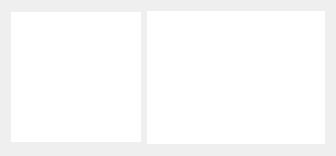
This is dishbox.ui in PKUCodeProjPractice/PKUDish as Qt 5 draws it before an edit. The edited form follows.
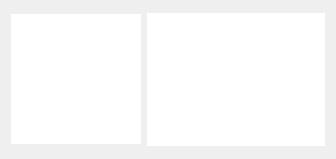
This is the edited form.

Commit message: dishbox color

What changed in the file:
```diff
--- a/dishbox.ui
+++ b/dishbox.ui
@@ -7,7 +7,7 @@
     <x>0</x>
     <y>0</y>
     <width>336</width>
-    <height>156</height>
+    <height>159</height>
    </rect>
   </property>
   <property name="sizePolicy">
@@ -41,14 +41,21 @@
        </property>
        <property name="font">
         <font>
+         <family>Microsoft YaHei UI</family>
          <pointsize>17</pointsize>
          <bold>true</bold>
          <underline>false</underline>
         </font>
        </property>
+       <property name="styleSheet">
+        <string notr="true">line-height:12px;</string>
+       </property>
        <property name="frameShape">
         <enum>QFrame::NoFrame</enum>
        </property>
+       <property name="lineWrapMode">
+        <enum>QTextEdit::WidgetWidth</enum>
+       </property>
       </widget>
      </item>
      <item>
```
The commit also changes 4 other files.
